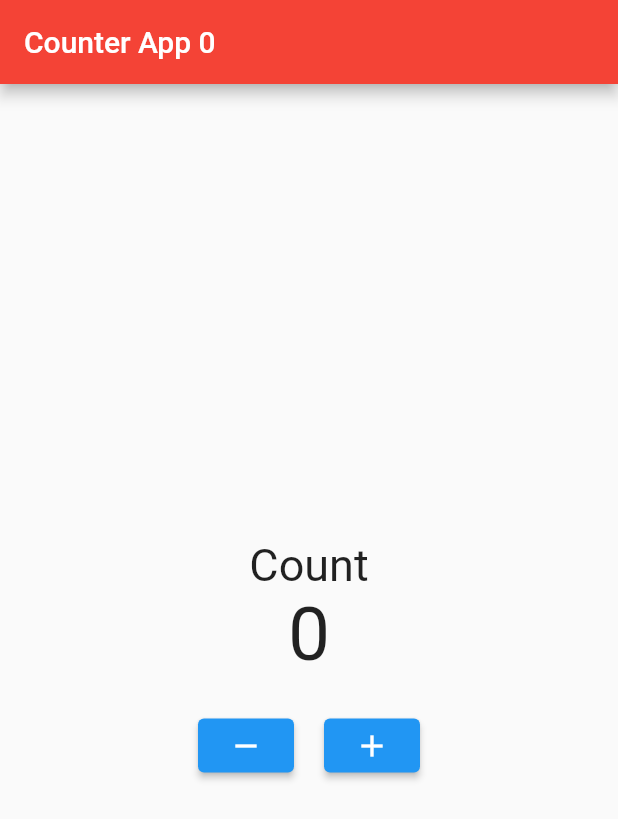
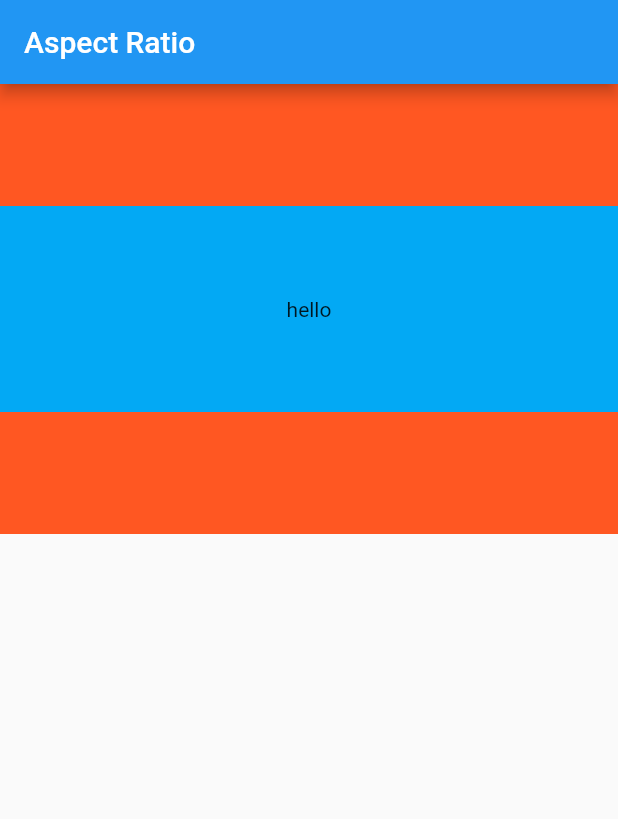
Before and after one commit to Ridoy-paul/flutter-components, a Flutter app: the screen it shows after launch, on a phone screen of 412 x 824 dp. Shown: the top 819 px of the screen. Run offline on Flutter 3.47's test engine with Material 2 defaults, Android fonts, the phone set to English and light mode, and no system bars.

Commit message:
aspect ratio updated

```diff
--- a/lib/main.dart
+++ b/lib/main.dart
@@ -1,86 +1,44 @@
 import 'package:flutter/material.dart';
 
 void main() {
-  return runApp(CounterApp());
+  return runApp(MyAcc());
 }
 
-class CounterApp extends StatefulWidget {
-  const CounterApp({super.key});
+class MyAcc extends StatelessWidget {
+  const MyAcc({super.key});
 
-  @override
-  State<CounterApp> createState() => _CounterAppState();
-}
-
-class _CounterAppState extends State<CounterApp> {
   @override
   Widget build(BuildContext context) {
     return MaterialApp(
       debugShowCheckedModeBanner: false,
-      home: HomeScreen(),
+        home: HomeScreen()
     );
   }
 }
 
-class HomeScreen extends StatefulWidget {
+class HomeScreen extends StatelessWidget {
   const HomeScreen({super.key});
-
-  @override
-  State<HomeScreen> createState() => _HomeScreenState();
-}
-
-class _HomeScreenState extends State<HomeScreen> {
-  int count = 0;
-
-  void _countUp() {
-    setState(() {
-      count++;
-      if(count >= 5) {
-        print("up");
-      }
-    });
-  }
-
-  void _countDown() {
-    setState(() {
-      if(count > 0) {
-        count--;
-      }
-      if(count >= 5) {
-        print("up");
-      }
-    });
-  }
 
   @override
   Widget build(BuildContext context) {
     return Scaffold(
       appBar: AppBar(
-        title: Text("Counter App $count"),
-        backgroundColor: Colors.red,
+        title: Text("Aspect Ratio"),
       ),
       body: SafeArea(
-        child: Center(
-          child: Padding(
-            padding: EdgeInsets.all(3),
-            child: Column(
-              mainAxisAlignment: MainAxisAlignment.center,
-              children: [
-                Text("Count", style: TextStyle(fontSize: 30),),
-                Text("$count", style: TextStyle(fontSize: 50),),
-                SizedBox(height: 20,),
-                Row(
-                  mainAxisAlignment: MainAxisAlignment.center,
-                  children: [
-                    ElevatedButton(onPressed: (){
-                       _countDown();
-                    }, child: Icon(Icons.remove)),
-                    SizedBox(width: 20,),
-                    ElevatedButton(onPressed: (){
-                      _countUp();
-                    }, child: Icon(Icons.add)),
-                  ],
-                )
-              ],
+        child: Container(
+          height: 300,
+          width: double.infinity,
+          color: Colors.deepOrange,
+          alignment: Alignment.center,
+          child: AspectRatio(
+            aspectRatio: 6/2,
+            child: Container(
+              alignment: Alignment.center,
+              height: 100,
+              width: 100,
+              color: Colors.lightBlue,
+              child: Text("hello"),
             ),
           ),
         ),
```
